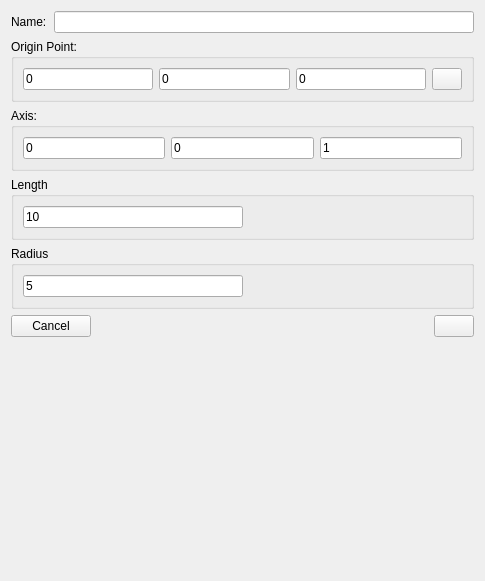
First picture: the form in GUIDialog/GUIGeometryDialog/CylinderInfoWidget.ui, repository eeaapp6/AppFlow-Agent, before the edit.
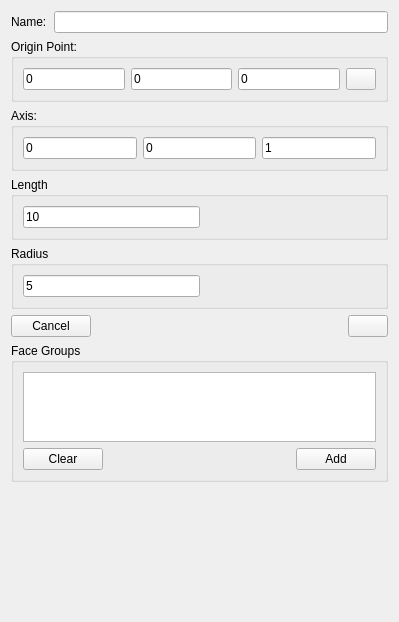
Second picture: the form after the edit.

What changed in the file:
```diff
--- a/GUIDialog/GUIGeometryDialog/CylinderInfoWidget.ui
+++ b/GUIDialog/GUIGeometryDialog/CylinderInfoWidget.ui
@@ -6,14 +6,14 @@
    <rect>
     <x>0</x>
     <y>0</y>
-    <width>485</width>
-    <height>581</height>
+    <width>399</width>
+    <height>622</height>
    </rect>
   </property>
   <property name="windowTitle">
    <string>Form</string>
   </property>
-  <layout class="QGridLayout" name="gridLayout_5">
+  <layout class="QGridLayout" name="gridLayout_6">
    <item row="0" column="0">
     <widget class="QLabel" name="label_Name">
      <property name="text">
@@ -212,7 +212,46 @@
      </property>
     </widget>
    </item>
-   <item row="6" column="2">
+   <item row="6" column="0" colspan="4">
+    <widget class="QGroupBox" name="groupBox_FaceGroups">
+     <property name="title">
+      <string>Face Groups</string>
+     </property>
+     <layout class="QGridLayout" name="gridLayout_5">
+      <item row="0" column="0" colspan="3">
+       <widget class="QTableWidget" name="tableWidget"/>
+      </item>
+      <item row="1" column="0">
+       <widget class="QPushButton" name="pushButton_Clear">
+        <property name="text">
+         <string>Clear</string>
+        </property>
+       </widget>
+      </item>
+      <item row="1" column="1">
+       <spacer name="horizontalSpacer_4">
+        <property name="orientation">
+         <enum>Qt::Horizontal</enum>
+        </property>
+        <property name="sizeHint" stdset="0">
+         <size>
+          <width>177</width>
+          <height>20</height>
+         </size>
+        </property>
+       </spacer>
+      </item>
+      <item row="1" column="2">
+       <widget class="QPushButton" name="pushButton_Add">
+        <property name="text">
+         <string>Add</string>
+        </property>
+       </widget>
+      </item>
+     </layout>
+    </widget>
+   </item>
+   <item row="7" column="2">
     <spacer name="verticalSpacer">
      <property name="orientation">
       <enum>Qt::Vertical</enum>
```
